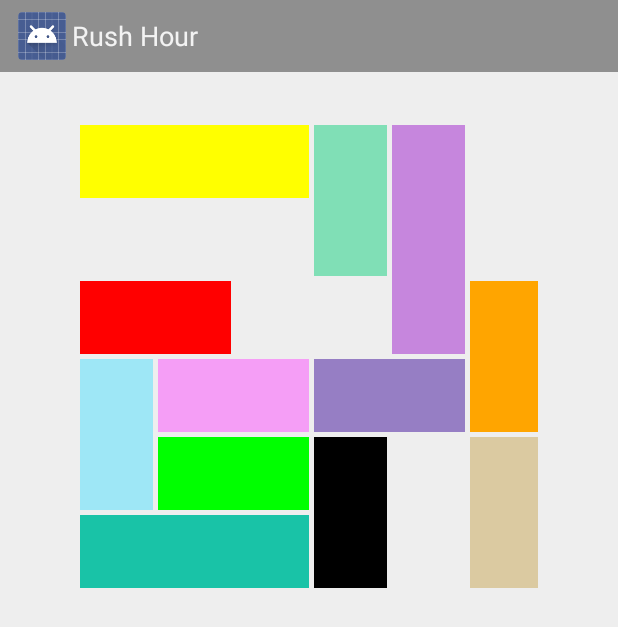
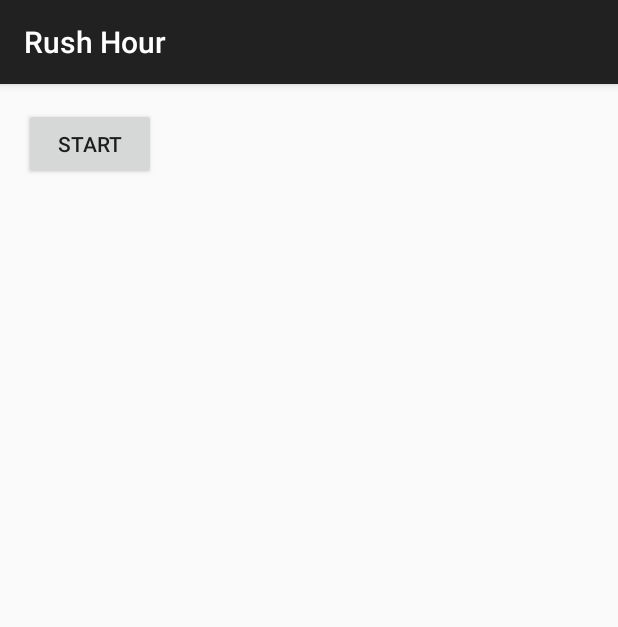
Before and after one commit to jakobcornell/RushHourAndroid, an Android app: the screen it shows after launch (GamePlayActivity before the commit, MainActivity after it), on a phone screen of 412 x 824 dp. Shown: the top 627 px of the screen. Run offline under Robolectric (Android 15) with nearby library versions, the light colour scheme and no system bars.

Commit message:
MainActivity

```diff
--- /dev/null
+++ b/app/src/main/java/com/camilstaps/rushhour/MainActivity.java
@@ -0,0 +1,26 @@
+package com.camilstaps.rushhour;
+
+import android.content.Intent;
+import android.support.v7.app.ActionBarActivity;
+import android.os.Bundle;
+import android.util.Log;
+import android.view.View;
+
+public class MainActivity extends ActionBarActivity {
+
+    @Override
+    protected void onCreate(Bundle savedInstanceState) {
+        super.onCreate(savedInstanceState);
+        setContentView(R.layout.activity_main);
+    }
+
+    public void onClickHandler(View v) {
+        switch (v.getId()) {
+            case R.id.action_start:
+                Intent intent = new Intent(this, GamePlayActivity.class);
+                startActivity(intent);
+                break;
+        }
+    }
+
+}
--- /dev/null
+++ b/app/src/main/res/layout/activity_main.xml
@@ -0,0 +1,16 @@
+<RelativeLayout xmlns:android="http://schemas.android.com/apk/res/android"
+    xmlns:tools="http://schemas.android.com/tools" android:layout_width="match_parent"
+    android:layout_height="match_parent" android:paddingLeft="@dimen/activity_horizontal_margin"
+    android:paddingRight="@dimen/activity_horizontal_margin"
+    android:paddingTop="@dimen/activity_vertical_margin"
+    android:paddingBottom="@dimen/activity_vertical_margin"
+    tools:context="com.camilstaps.rushhour.MainActivity">
+
+    <Button
+        android:layout_width="wrap_content"
+        android:layout_height="wrap_content"
+        android:id="@+id/action_start"
+        android:text="@string/action_start"
+        android:onClick="onClickHandler"/>
+
+</RelativeLayout>
--- /dev/null
+++ b/app/src/main/res/values-w820dp/dimens.xml
@@ -0,0 +1,6 @@
+<resources>
+    <!-- Example customization of dimensions originally defined in res/values/dimens.xml
+         (such as screen margins) for screens with more than 820dp of available width. This
+         would include 7" and 10" devices in landscape (~960dp and ~1280dp respectively). -->
+    <dimen name="activity_horizontal_margin">64dp</dimen>
+</resources>
--- /dev/null
+++ b/app/src/main/res/values/dimens.xml
@@ -0,0 +1,5 @@
+<resources>
+    <!-- Default screen margins, per the Android Design guidelines. -->
+    <dimen name="activity_horizontal_margin">16dp</dimen>
+    <dimen name="activity_vertical_margin">16dp</dimen>
+</resources>
--- a/app/src/main/res/values/strings.xml
+++ b/app/src/main/res/values/strings.xml
@@ -1,3 +1,5 @@
 <resources>
     <string name="app_name">Rush Hour</string>
+    <string name="title_activity_main">@string/app_name</string>
+    <string name="action_start">Start</string>
 </resources>
```
Also changed, not shown: app/src/main/AndroidManifest.xml (+8 -3 lines).
